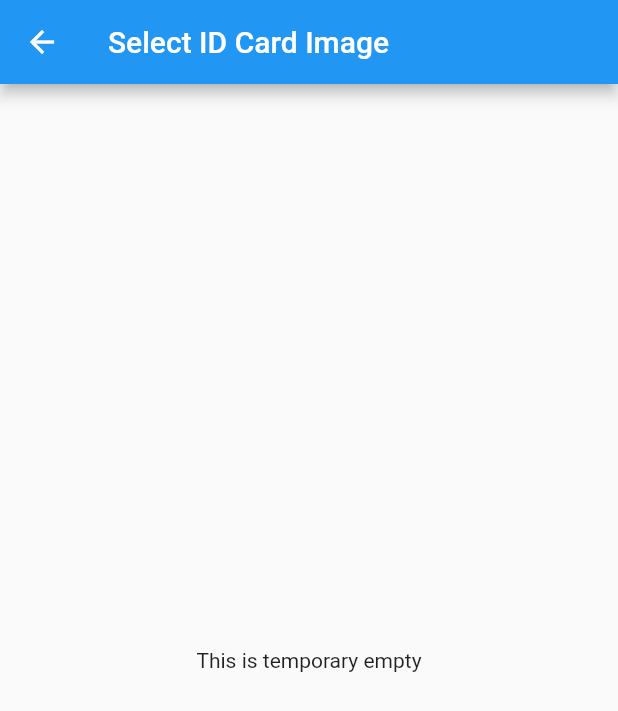
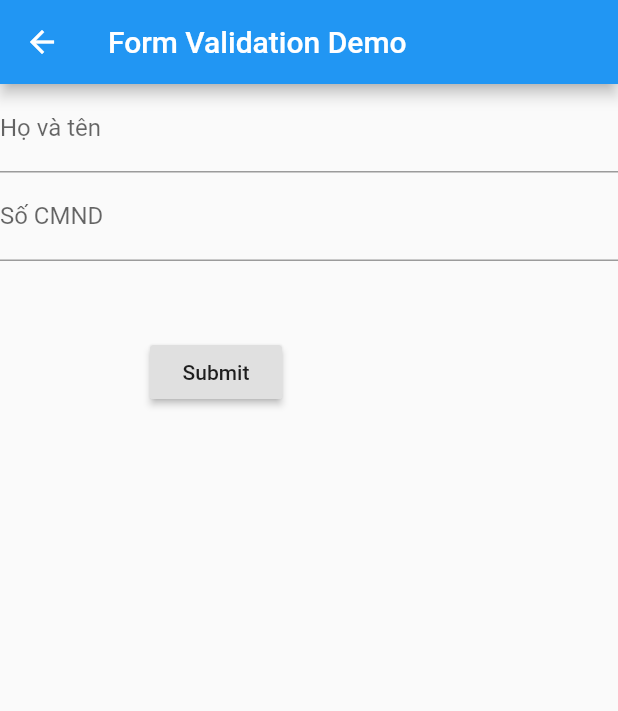
Before and after one commit to phanthingocanh/ADN-Mobile, a Flutter app: the screen it shows after launch, after a tap on "For Domestic Guests", on a phone screen of 412 x 824 dp. Shown: the top 711 px of the screen. Run offline on Flutter 3.47's test engine with Material 2 defaults, Android fonts, the phone set to English and light mode, and no system bars; our stand-ins replace validators.

Commit message:
Fill in form

```diff
--- a/lib/constants/routes.dart
+++ b/lib/constants/routes.dart
@@ -1,9 +1,12 @@
 import 'package:adnproject/constants/strings.dart';
 import 'package:adnproject/screens/intro/intro.dart';
-import 'package:adnproject/screens/select_image/select_image.dart';
+import 'package:adnproject/screens/information/fill_info.dart';
 import 'package:flutter/widgets.dart';
 
 final Map<String, WidgetBuilder> routesMap = <String, WidgetBuilder>{
   RouteStrings.home: (BuildContext context) => IntroRoute(),
   RouteStrings.selectImage: (BuildContext context) => SelectImageRoute(),
+  RouteStrings.fillForm: (BuildContext context) => FillInforRoute(),
+
+
 };
--- a/lib/constants/strings.dart
+++ b/lib/constants/strings.dart
@@ -4,10 +4,17 @@ class Strings {
   static const String domesticGuests = 'For Domestic Guests';
 
   static const String selectIdCardImage = 'Select ID Card Image';
+
+  static const String formTitle = 'Form Validation Demo';
+
 }
 
 class RouteStrings {
   static const String home = '/';
 
   static const String selectImage = '/selectImage';
+
+  static const String fillForm = '/fillForm';
+
+
 }
--- /dev/null
+++ b/lib/screens/information/fill_info.dart
@@ -0,0 +1,107 @@
+import 'package:adnproject/constants/strings.dart';
+// import 'package:datetime_picker_formfield/datetime_picker_formfield.dart';
+// import 'package:flutter/material.dart';
+import 'package:flutter/material.dart';
+import 'package:validators/validators.dart' as validate;
+
+class SelectImageRoute extends StatelessWidget {
+  @override
+  Widget build(BuildContext context) {
+    return Scaffold(
+      appBar: AppBar(
+        title: Text(Strings.selectIdCardImage),
+      ),
+      body: Center(
+        child: Text('This is temporary empty - hello'),
+      ),
+    );
+  }
+}
+
+// import 'package:intl/intl.dart' as intl;
+// import 'package:datetime_picker_formfield/datetime_picker_formfield.dart' as datetime_picker_formfield;
+
+
+class FillInforRoute extends StatelessWidget {
+  @override
+  Widget build(BuildContext context) {
+    // final appTitle = 'Form Validation Demo';
+
+    return Scaffold(
+        appBar: AppBar(
+          title: Text(Strings.formTitle),
+        ),
+        body: MyCustomForm(),
+    );
+  }
+}
+
+// Create a Form widget.
+class MyCustomForm extends StatefulWidget {
+  @override
+  MyCustomFormState createState() {
+    return MyCustomFormState();
+  }
+}
+
+// Create a corresponding State class.
+// This class holds data related to the form.
+class MyCustomFormState extends State<MyCustomForm> {
+  // Create a global key that uniquely identifies the Form widget
+  // and allows validation of the form.
+  //
+  // Note: This is a GlobalKey<FormState>,
+  // not a GlobalKey<MyCustomFormState>.
+  final _formKey = GlobalKey<FormState>();
+  // final format = intl.DateFormat("yyyy-MM-dd");
+  @override
+  Widget build(BuildContext context) {
+    // Build a Form widget using the _formKey created above.
+    return Form(
+      key: _formKey,
+      child: Column(
+        crossAxisAlignment: CrossAxisAlignment.start,
+        children: <Widget>[
+          TextFormField(
+            decoration: InputDecoration(
+              labelText: 'Họ và tên'
+            ),
+            validator: (value) {
+              if (value.isEmpty) {
+                return 'Please enter some text';
+              }
+              return null;
+            },
+          ),
+          TextFormField(
+            decoration: InputDecoration(
+              labelText: 'Số CMND'
+            ),
+            validator: (value) {
+              if (validate.isNumeric(value) == false | value.isEmpty) {
+                return 'Vui lòng nhập số chứng minh nhân dân';
+              }
+              return null;
+            },
+          ),
+          //
+          Padding(
+            padding: const EdgeInsets.symmetric(vertical: 50.0, horizontal: 100.0),
+            child: RaisedButton(
+              onPressed: () {
+                // Validate returns true if the form is valid, or false
+                // otherwise.
+                if (_formKey.currentState.validate()) {
+                  // If the form is valid, display a Snackbar.
+                  Scaffold.of(context)
+                      .showSnackBar(SnackBar(content: Text('Processing Data')));
+                }
+              },
+              child: Text('Submit'),
+            ),
+          ),
+        ],
+      ),
+    );
+  }
+}
--- a/lib/screens/intro/intro.dart
+++ b/lib/screens/intro/intro.dart
@@ -9,7 +9,7 @@ class IntroRoute extends StatelessWidget {
         child: RaisedButton(
           child: Text(Strings.domesticGuests),
           onPressed: () {
-            Navigator.pushNamed(context, RouteStrings.selectImage);
+            Navigator.pushNamed(context, RouteStrings.fillForm);
           },
         ),
       ),
--- a/lib/screens/select_image/select_image.dart
+++ /dev/null
@@ -1,16 +0,0 @@
-import 'package:adnproject/constants/strings.dart';
-import 'package:flutter/material.dart';
-
-class SelectImageRoute extends StatelessWidget {
-  @override
-  Widget build(BuildContext context) {
-    return Scaffold(
-      appBar: AppBar(
-        title: Text(Strings.selectIdCardImage),
-      ),
-      body: Center(
-        child: Text('This is temporary empty'),
-      ),
-    );
-  }
-}
--- a/pubspec.yaml
+++ b/pubspec.yaml
@@ -19,6 +19,11 @@ environment:
 dependencies:
   flutter:
     sdk: flutter
+  camera:
+  path_provider:
+  path:
+  validators: ^2.0.0
+  datetime_picker_formfield: ^1.0.0
 
   # The following adds the Cupertino Icons font to your application.
   # Use with the CupertinoIcons class for iOS style icons.
```
Also changed, not shown: pubspec.lock, 1 other file.
